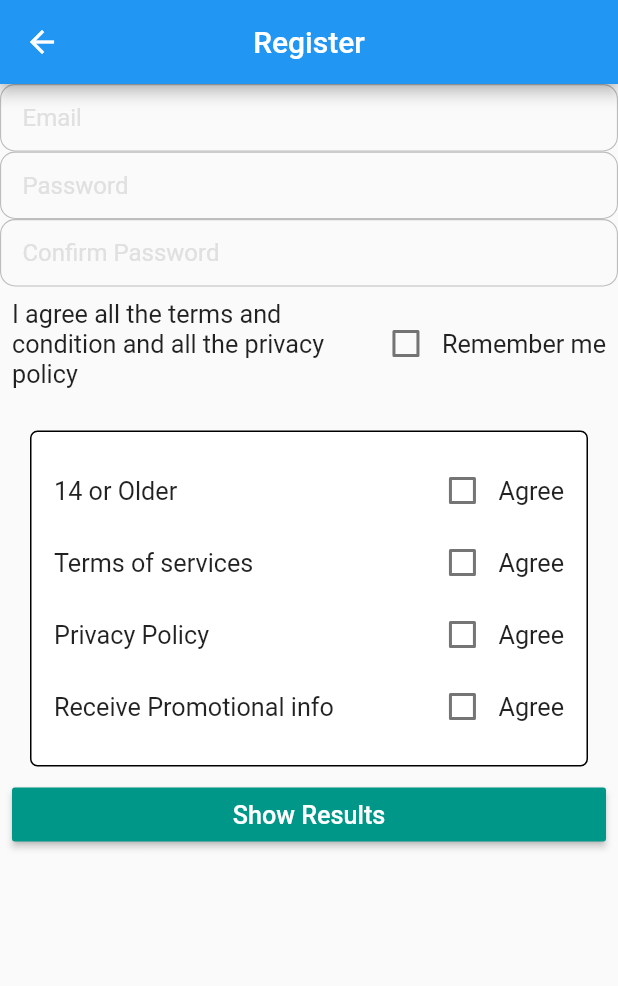
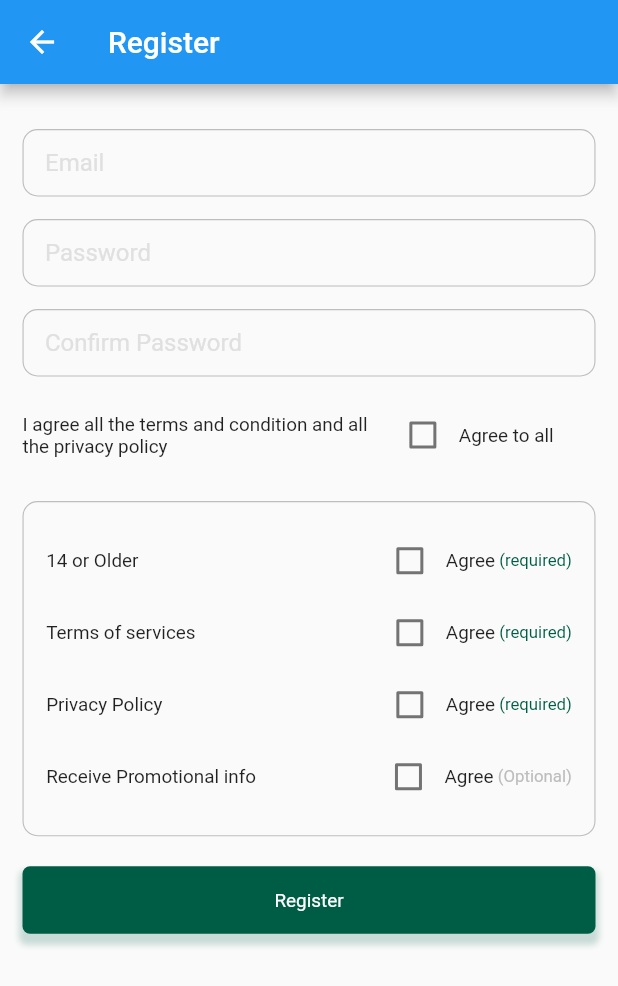
Before and after one commit to DavidLee1216/market365-buyer, a Flutter app: the Register screen opened directly, on a phone screen of 412 x 824 dp. Shown: the top 986 px of the screen. Run offline on Flutter 3.47's test engine with Material 2 defaults, Android fonts, the phone set to English and light mode, and no system bars; our stand-ins replace cached_network_image, fluttertoast, font_awesome_flutter.

Commit message:
register screen

```diff
--- a/lib/main.dart
+++ b/lib/main.dart
@@ -1,5 +1,4 @@
 import 'package:buyer/screens/auth/login.dart';
-import 'package:buyer/screens/stores/store_selection.dart';
 import 'package:buyer/utils/app_settings.dart';
 import 'package:buyer/utils/uatheme.dart';
 import 'package:flutter/material.dart';
@@ -28,7 +27,7 @@ class MainApp extends StatelessWidget {
       title: AppSettings.appName,
       debugShowCheckedModeBanner: false,
       theme: UATheme.setTheme(context),
-      home: StoreSelect(),
+      home: Login(),
     );
   }
 }
--- a/lib/screens/auth/register.dart
+++ b/lib/screens/auth/register.dart
@@ -1,3 +1,5 @@
+import 'package:buyer/utils/app_settings.dart';
+import 'package:buyer/widget/custom_button.dart';
 import 'package:buyer/widget/custom_textbox.dart';
 import 'package:flutter/material.dart';
 
@@ -5,88 +7,74 @@ class Register extends StatelessWidget {
   @override
   Widget build(BuildContext context) {
     return Scaffold(
-      appBar: AppBar(
-        centerTitle: true,
-        title: Text('Register'),
-      ),
+      appBar: AppBar(title: Text('Register')),
       body: SingleChildScrollView(
-        child: Column(children: [
-          CustomTextField(hint: 'Email'),
-          CustomTextField(hint: 'Password'),
-          CustomTextField(hint: 'Confirm Password'),
-          Padding(
-            padding: const EdgeInsets.all(8.0),
-            child: Row(
+        padding: const EdgeInsets.all(15),
+        child: Column(
+          children: [
+            SizedBox(height: 15),
+            CustomTextField(hint: 'Email'),
+            SizedBox(height: 15),
+            CustomTextField(hint: 'Password'),
+            SizedBox(height: 15),
+            CustomTextField(hint: 'Confirm Password'),
+            SizedBox(height: 15),
+            Row(
               children: [
                 Expanded(
-                  flex: 2,
-                  child: Text('I agree all the terms and condition and all the privacy policy', textScaleFactor: 1.2),
+                  flex: 8,
+                  child: Text('I agree all the terms and condition and all the privacy policy', textScaleFactor: 0.9),
                 ),
                 Checkbox(value: false, activeColor: Colors.green, onChanged: (bool newValue) {}),
-                Text('Remember me', textScaleFactor: 1.2),
+                Expanded(flex: 3, child: Text('Agree to all', textScaleFactor: 0.9)),
               ],
             ),
-          ),
-          Container(
+            Container(
               width: double.infinity,
-              decoration: BoxDecoration(color: Colors.white, borderRadius: BorderRadius.all(Radius.circular(5)), border: Border.all(width: 1, color: Colors.black)),
+              decoration: BoxDecoration(borderRadius: BorderRadius.all(Radius.circular(10)), border: Border.all(width: 0.75, color: Colors.grey.shade400)),
               padding: EdgeInsets.all(15),
-              margin: EdgeInsets.fromLTRB(20, 20, 20, 0),
+              margin: EdgeInsets.only(top: 20, bottom: 20),
               child: Column(
                 children: [
                   Row(children: [
-                    Expanded(
-                        child: Text(
-                      '14 or Older',
-                      textScaleFactor: 1.2,
-                    )),
+                    Expanded(child: Text('14 or Older', textScaleFactor: 0.9)),
                     Checkbox(value: false, activeColor: Colors.green, onChanged: (bool newValue) {}),
-                    Text('Agree', textScaleFactor: 1.2),
+                    Text('Agree', textScaleFactor: 0.9),
+                    Text(' (required)', textScaleFactor: 0.8, style: TextStyle(color: AppSettings.primaryColor)),
                   ]),
                   Row(
                     children: [
-                      Expanded(child: Text('Terms of services', textScaleFactor: 1.2)),
+                      Expanded(child: Text('Terms of services', textScaleFactor: 0.9)),
                       Checkbox(value: false, activeColor: Colors.green, onChanged: (bool newValue) {}),
-                      Text('Agree', textScaleFactor: 1.2),
+                      Text('Agree', textScaleFactor: 0.9),
+                      Text(' (required)', textScaleFactor: 0.8, style: TextStyle(color: AppSettings.primaryColor)),
                     ],
                   ),
                   Row(
                     children: [
-                      Expanded(child: Text('Privacy Policy', textScaleFactor: 1.2)),
+                      Expanded(child: Text('Privacy Policy', textScaleFactor: 0.9)),
                       Checkbox(value: false, activeColor: Colors.green, onChanged: (bool newValue) {}),
-                      Text('Agree', textScaleFactor: 1.2),
+                      Text('Agree', textScaleFactor: 0.9),
+                      Text(' (required)', textScaleFactor: 0.8, style: TextStyle(color: AppSettings.primaryColor)),
                     ],
                   ),
                   Row(
                     children: [
-                      Expanded(child: Text('Receive Promotional info', textScaleFactor: 1.2)),
+                      Expanded(child: Text('Receive Promotional info', textScaleFactor: 0.9)),
                       Checkbox(value: false, activeColor: Colors.green, onChanged: (bool newValue) {}),
-                      Text('Agree', textScaleFactor: 1.2),
+                      Text('Agree', textScaleFactor: 0.9),
+                      Text(' (Optional)', textScaleFactor: 0.8, style: TextStyle(color: Colors.grey.shade400)),
                     ],
                   ),
                 ],
-              )),
-          Padding(
-            padding: const EdgeInsets.all(8.0),
-            child: Row(
-              children: [
-                Expanded(
-                  child: RaisedButton(
-                    child: Text(
-                      "Show Results",
-                      textScaleFactor: 1.2,
-                    ),
-                    textColor: Colors.white,
-                    color: Colors.teal,
-                    onPressed: () {
-                      // Respond to button press
-                    },
-                  ),
-                ),
-              ],
+              ),
             ),
-          ),
-        ]),
+            Container(
+              width: double.infinity,
+              child: CustomButton(text: 'Register'),
+            ),
+          ],
+        ),
       ),
     );
   }
--- a/lib/screens/stores/store_details.dart
+++ b/lib/screens/stores/store_details.dart
@@ -2,9 +2,10 @@ import 'package:buyer/models/shop.dart';
 import 'package:flutter/material.dart';
 
 class StoreDetails extends StatefulWidget {
+  final Shop storeDetails;
 
-  final Shop storeDetails;
   StoreDetails({this.storeDetails});
+
   @override
   _StoreDetailsState createState() => _StoreDetailsState();
 }
@@ -19,7 +20,7 @@ class _StoreDetailsState extends State<StoreDetails> {
           onPressed: () {},
         ),
         title: Text(
-            widget.storeDetails.name,
+          widget.storeDetails.name,
         ),
         actions: [
           IconButton(
@@ -34,7 +35,7 @@ class _StoreDetailsState extends State<StoreDetails> {
       body: Column(
         children: [
           Card(
-            margin: EdgeInsets.symmetric(vertical: 20,horizontal: 15),
+            margin: EdgeInsets.symmetric(vertical: 20, horizontal: 15),
             elevation: 5,
             child: Column(
               crossAxisAlignment: CrossAxisAlignment.center,
@@ -42,36 +43,54 @@ class _StoreDetailsState extends State<StoreDetails> {
               children: [
                 Padding(
                   padding: const EdgeInsets.all(20),
-                  child: Text(widget.storeDetails.name,textScaleFactor: 1.3,),
+                  child: Text(
+                    widget.storeDetails.name,
+                    textScaleFactor: 1.3,
+                  ),
                 ),
                 Row(
                   crossAxisAlignment: CrossAxisAlignment.center,
                   mainAxisAlignment: MainAxisAlignment.spaceAround,
                   children: [
-                    Text('Open/Closed',textScaleFactor: 0.8,),
-
-                    Text(widget.storeDetails.openTime,textScaleFactor: 0.8,),
-
+                    Text(
+                      'Open/Closed',
+                      textScaleFactor: 0.8,
+                    ),
+                    Text(
+                      widget.storeDetails.openTime,
+                      textScaleFactor: 0.8,
+                    ),
                   ],
                 ),
-                SizedBox(height: 15,),
+                SizedBox(
+                  height: 15,
+                ),
                 Row(
                   crossAxisAlignment: CrossAxisAlignment.center,
                   mainAxisAlignment: MainAxisAlignment.spaceAround,
                   children: [
-                    Text('Closed Day',textScaleFactor: 0.8,),
-                    Text(widget.storeDetails.closeDay,textScaleFactor: 0.8,),
-
+                    Text(
+                      'Closed Day',
+                      textScaleFactor: 0.8,
+                    ),
+                    Text(
+                      widget.storeDetails.closeDay,
+                      textScaleFactor: 0.8,
+                    ),
                   ],
                 ),
-                SizedBox(height: 20,),
-                Text(widget.storeDetails.reviews,textScaleFactor: 0.8,),
-                SizedBox(height: 20,),
-
-
+                SizedBox(
+                  height: 20,
+                ),
+                Text(
+                  widget.storeDetails.reviews,
+                  textScaleFactor: 0.8,
+                ),
+                SizedBox(
+                  height: 20,
+                ),
               ],
             ),
-
           )
         ],
       ),
```
Also changed, not shown: lib/screens/stores/store_selection.dart (+9 -7 lines).
